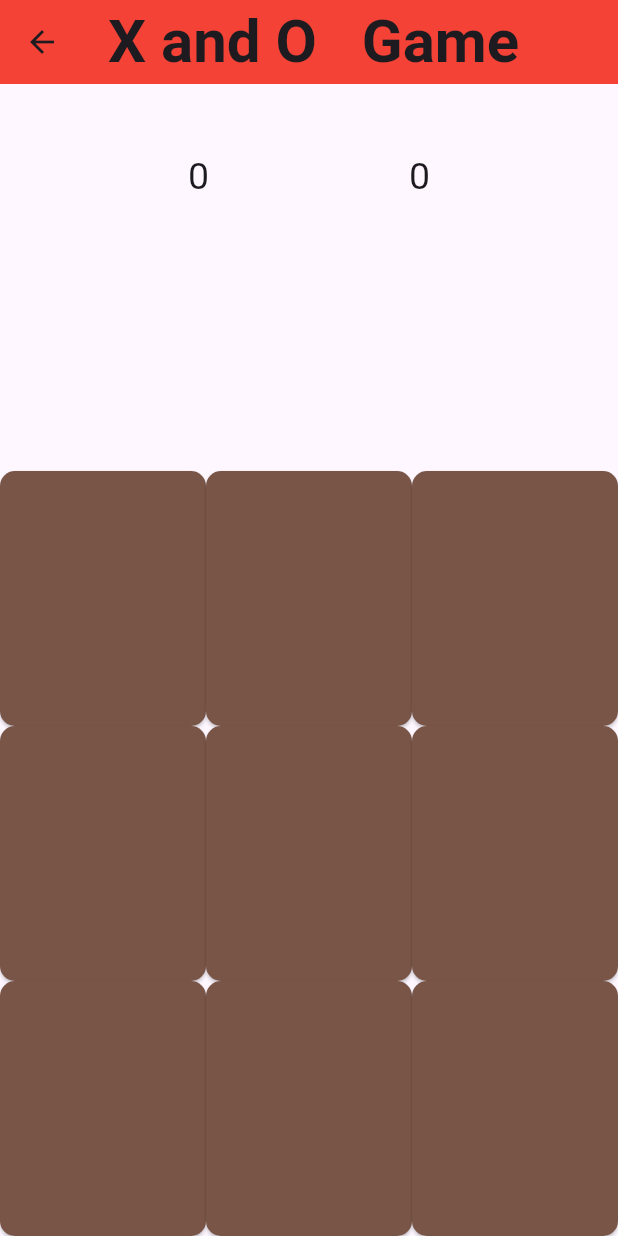
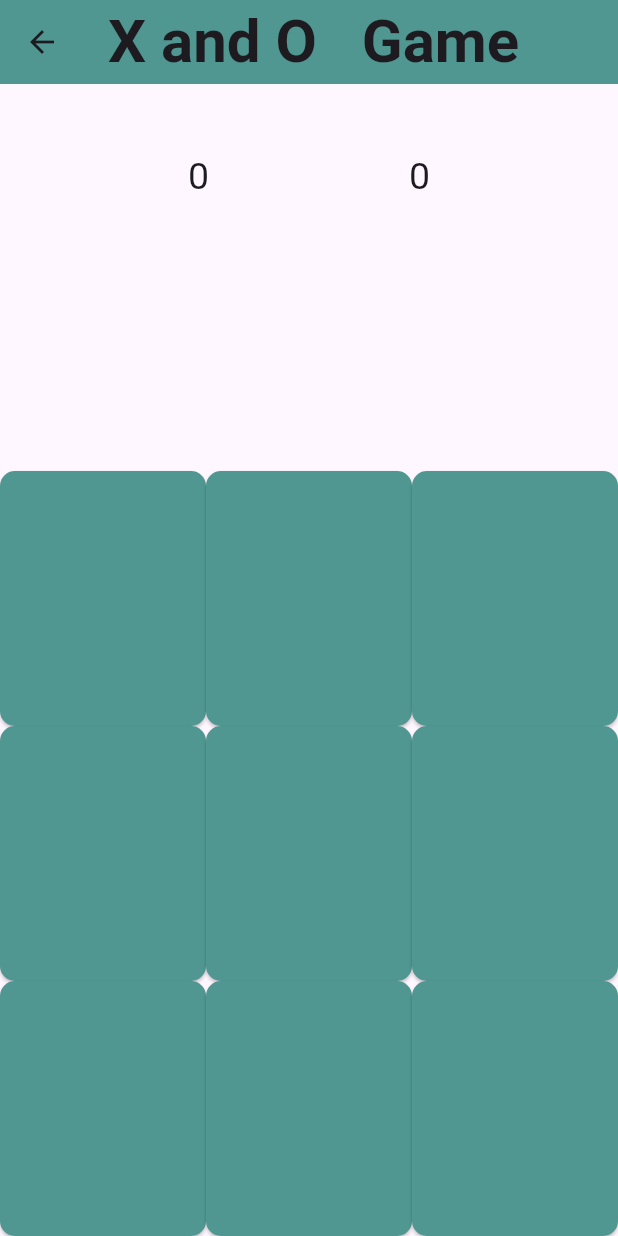
Before and after one commit to FatmaNasser29/XO_Game, a Flutter app: the screen it shows after launch, after a tap on "Go To Play", on a phone screen of 412 x 824 dp. Run offline on Flutter 3.47's test engine with Material 3 defaults, Android fonts, the phone set to English and light mode, and no system bars.

Commit message:
edit colors

```diff
--- a/xo_game/lib/buttons.dart
+++ b/xo_game/lib/buttons.dart
@@ -17,7 +17,7 @@ class Buttons extends StatelessWidget {
             style: ElevatedButton.styleFrom(
               shape: RoundedRectangleBorder(
                   borderRadius: BorderRadius.circular(10)),
-              backgroundColor: Colors.brown,
+              backgroundColor: Color.fromRGBO(80, 150, 145, 1),
               foregroundColor: Colors.white,
             ),
             onPressed: () {
--- a/xo_game/lib/homeScreen.dart
+++ b/xo_game/lib/homeScreen.dart
@@ -22,7 +22,7 @@ class _HomescreenState extends State<Homescreen> {
     return SafeArea(
       child: Scaffold(
         appBar: AppBar(
-          backgroundColor: Colors.red,
+          backgroundColor: Color.fromRGBO(80, 150, 145, 1),
           title: Text(
             "X and O   Game",
             style: TextStyle(fontSize: 40, fontWeight: FontWeight.bold),
@@ -119,7 +119,6 @@ class _HomescreenState extends State<Homescreen> {
     if (counter == 9) {
       reset();
     }
-
     setState(() {});
   }
 
--- a/xo_game/lib/login_screen.dart
+++ b/xo_game/lib/login_screen.dart
@@ -71,8 +71,8 @@ class LoginScreen extends StatelessWidget {
                   height: 50,
                 ),
                 ElevatedButton(
-                  style:
-                      ElevatedButton.styleFrom(backgroundColor: Colors.black),
+                  style: ElevatedButton.styleFrom(
+                      backgroundColor: Color.fromRGBO(80, 150, 145, 1)),
                   onPressed: () {
                     PlayerModel model = PlayerModel(name1, name2);
                     Navigator.pushNamed(context, Homescreen.roureName,
--- a/xo_game/lib/score_screen.dart
+++ b/xo_game/lib/score_screen.dart
@@ -11,7 +11,6 @@ class ScoreScreen extends StatelessWidget {
     return Padding(
       padding: const EdgeInsets.all(8.0),
       child: Container(
-        // color: Colors.amber,
         child: Column(
           mainAxisAlignment: MainAxisAlignment.spaceEvenly,
           children: [
```
